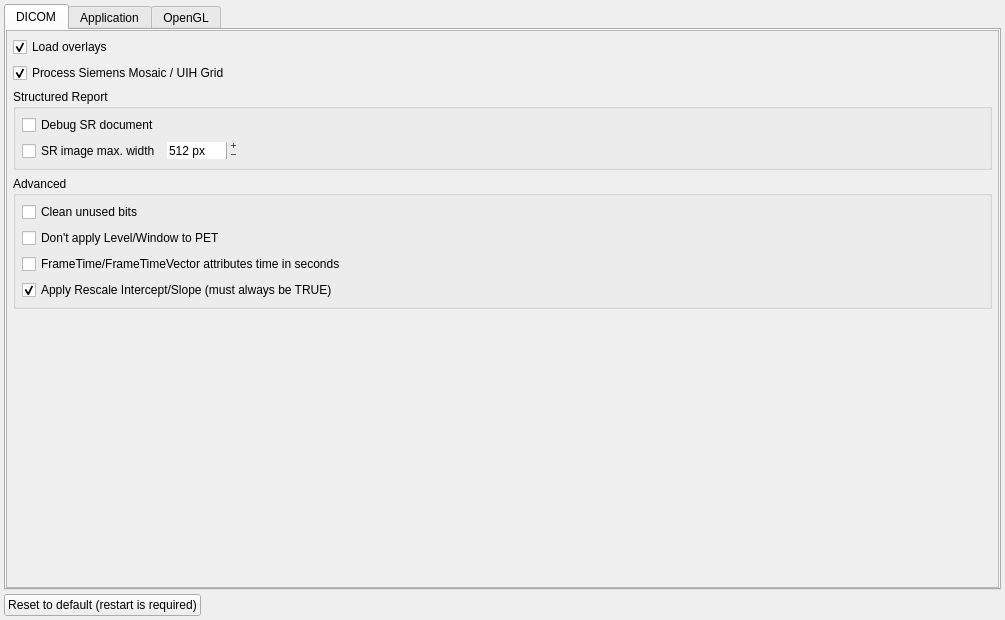
AlizaMedicalImaging/AlizaMS, file alizams/GUI/settingswidget.ui: the form before one commit.
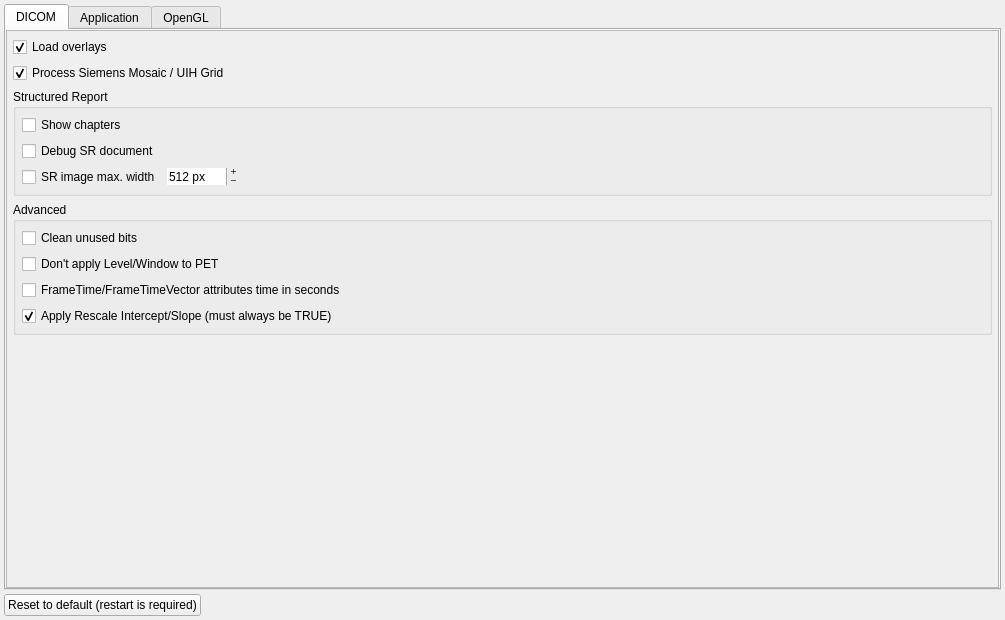
The form after the commit.

Patch:
```diff
--- a/alizams/GUI/settingswidget.ui
+++ b/alizams/GUI/settingswidget.ui
@@ -110,6 +110,22 @@
               <property name="margin">
                <number>6</number>
               </property>
+              <item>
+               <widget class="QCheckBox" name="srchapters_checkBox">
+                <property name="sizePolicy">
+                 <sizepolicy hsizetype="Expanding" vsizetype="Fixed">
+                  <horstretch>0</horstretch>
+                  <verstretch>0</verstretch>
+                 </sizepolicy>
+                </property>
+                <property name="toolTip">
+                 <string>&lt;html&gt;&lt;head/&gt;&lt;body&gt;&lt;p&gt;Show numbers for sections of tree&lt;/p&gt;&lt;/body&gt;&lt;/html&gt;</string>
+                </property>
+                <property name="text">
+                 <string>Show chapters</string>
+                </property>
+               </widget>
+              </item>
               <item>
                <widget class="QCheckBox" name="srinfo_checkBox">
                 <property name="sizePolicy">
```
Left out of the diff: 11 changed lines with no effect on the pictures.
